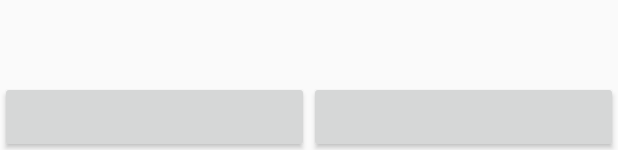
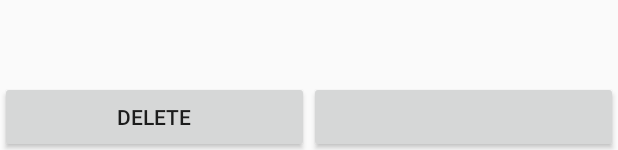
Before and after one commit to command-space/HuffPuff, an Android app: the layout fragment_main_activity_single.xml on its own in the app's theme, with its tools: preview values and no code run, on a phone screen of 412 x 824 dp. Shown: the part 1083-1233 px from the top of the screen. Run offline under Robolectric (Android 15) with nearby library versions, the phone set to English and light mode, and no system bars.

Commit message:
Added "delete" button in single fragment

```diff
--- a/app/src/main/res/layout/fragment_main_activity_single.xml
+++ b/app/src/main/res/layout/fragment_main_activity_single.xml
@@ -14,6 +14,7 @@
         android:layout_width="wrap_content"
         android:layout_height="wrap_content"
         android:layout_toLeftOf="@id/centerView"
+        android:text="@string/single_fragment_delete"
         android:layout_alignParentBottom="true"
         android:layout_alignParentLeft="true"
         android:layout_alignParentStart="true" />
--- a/app/src/main/res/values/strings.xml
+++ b/app/src/main/res/values/strings.xml
@@ -1,7 +1,7 @@
 <resources>
     <string name="app_name">HuffPuff</string>
 
-    <string name="hello_world">Hello world!</string>
     <string name="action_settings">Settings</string>
     <string name="title_activity_main">MainActivity</string>
+    <string name="single_fragment_delete">Delete</string>
 </resources>
```
